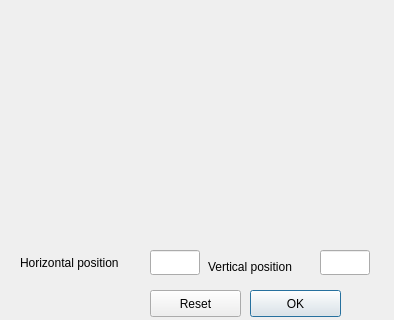
Before: the Qt Designer form pteid-mw-pt/_src/eidmw/eidgui/FreeSelectionDialog.ui in amagovpt/autenticacao.gov, drawn with Qt 5; both pictures show x 0 to 394 and y 210 to 530 of the 394 by 530 pixel window.
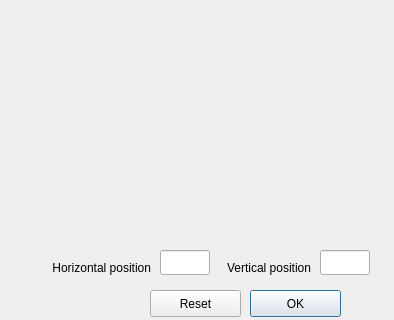
After: the same form once the commit is applied.

Commit message: Fix layout and translations for FreeSelectionDialog.

Diff of the .ui file:
```diff
--- a/pteid-mw-pt/_src/eidmw/eidgui/FreeSelectionDialog.ui
+++ b/pteid-mw-pt/_src/eidmw/eidgui/FreeSelectionDialog.ui
@@ -16,7 +16,7 @@
   <widget class="QLineEdit" name="text_edit_x">
    <property name="geometry">
     <rect>
-     <x>150</x>
+     <x>160</x>
      <y>460</y>
      <width>50</width>
      <height>25</height>
@@ -46,8 +46,8 @@
   <widget class="QLabel" name="label">
    <property name="geometry">
     <rect>
-     <x>20</x>
-     <y>465</y>
+     <x>10</x>
+     <y>470</y>
      <width>141</width>
      <height>16</height>
     </rect>
@@ -55,12 +55,15 @@
    <property name="text">
     <string>Horizontal position</string>
    </property>
+   <property name="alignment">
+    <set>Qt::AlignRight|Qt::AlignTrailing|Qt::AlignVCenter</set>
+   </property>
   </widget>
   <widget class="QLabel" name="label_2">
    <property name="geometry">
     <rect>
-     <x>208</x>
-     <y>469</y>
+     <x>210</x>
+     <y>470</y>
      <width>101</width>
      <height>16</height>
     </rect>
@@ -68,6 +71,9 @@
    <property name="text">
     <string>Vertical position</string>
    </property>
+   <property name="alignment">
+    <set>Qt::AlignRight|Qt::AlignTrailing|Qt::AlignVCenter</set>
+   </property>
   </widget>
   <widget class="QPushButton" name="pushButton_ok">
    <property name="geometry">
```
The commit also changes 1 other file.
